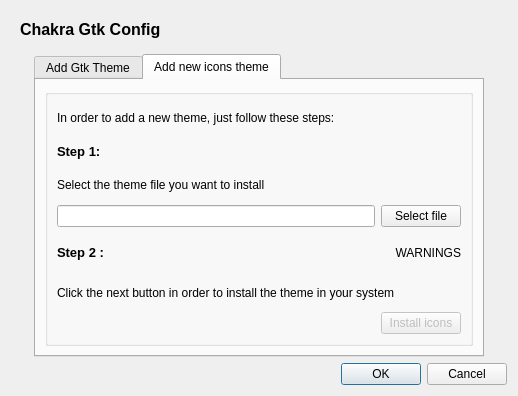
Old version of the form dialog_installer.ui in the repository KDE/kde-gtk-config.
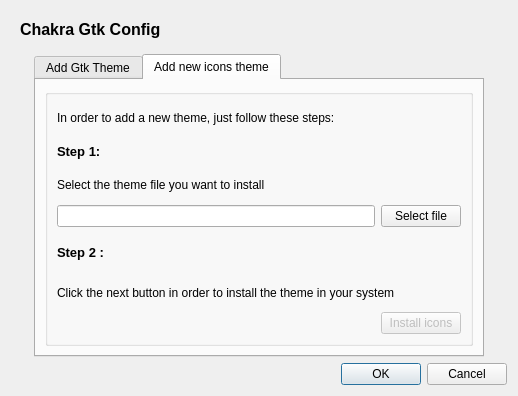
New version of the form. The open tabs and pages were chosen to show the change. Icons and pictures are not drawn.

Commit message: El texto de los warnings del instalador y del desintalador es cadena vacia, esa etiqueta solo se debe mostrar cuando se necesite

Patch:
```diff
--- a/dialog_installer.ui
+++ b/dialog_installer.ui
@@ -359,7 +359,7 @@
              </size>
             </property>
             <property name="text">
-             <string>WARNINGS</string>
+             <string/>
             </property>
             <property name="alignment">
              <set>Qt::AlignRight|Qt::AlignTrailing|Qt::AlignVCenter</set>
```
Left out of the diff: 4 changed lines with no effect on the pictures. Lines whose indentation alone changed are shown as unchanged. The commit also changes 2 other files.
